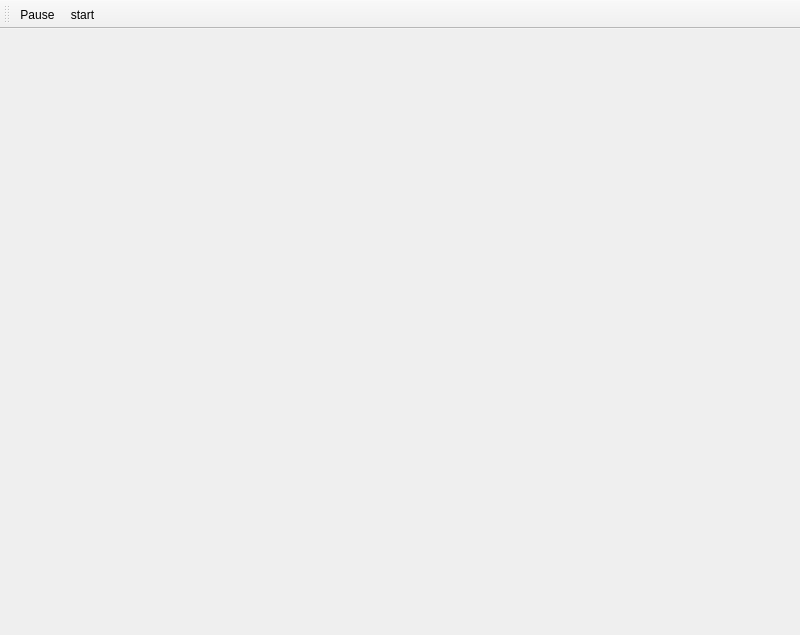
Before: the Qt Designer form A7-Parachutes/A7-Parachutes/gamewindow.ui in thePeterPan/CS3505-2016, drawn with Qt 5.
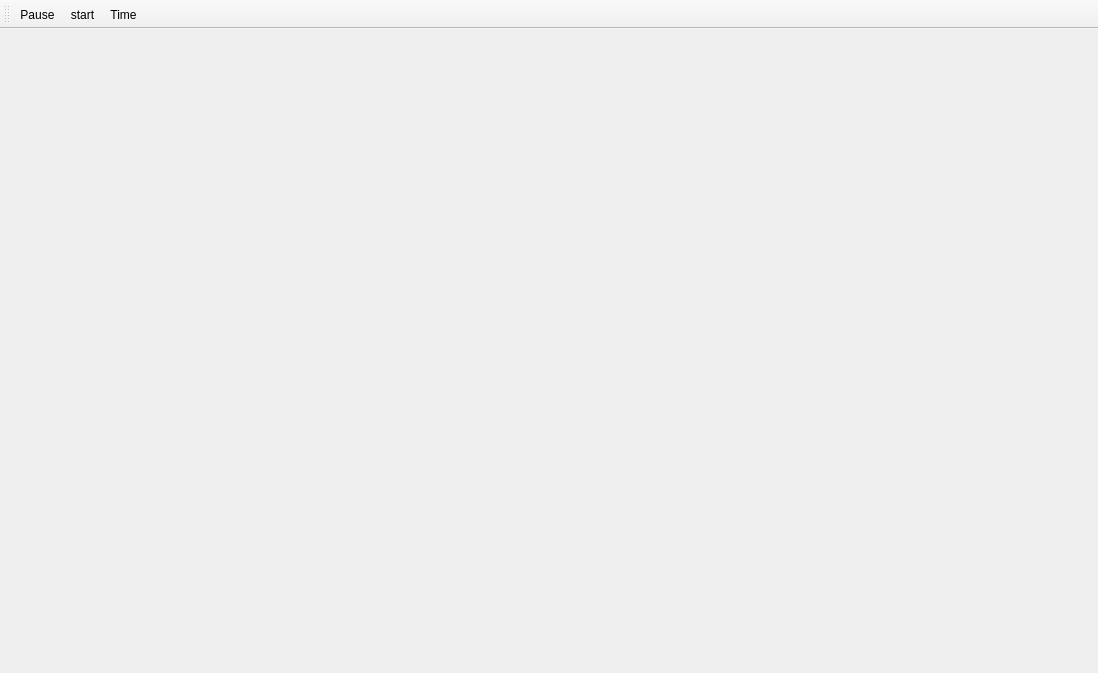
After: the same form once the commit is applied. Icons and pictures are not drawn.

Patch:
```diff
--- a/A7-Parachutes/A7-Parachutes/gamewindow.ui
+++ b/A7-Parachutes/A7-Parachutes/gamewindow.ui
@@ -6,8 +6,8 @@
    <rect>
     <x>0</x>
     <y>0</y>
-    <width>800</width>
-    <height>635</height>
+    <width>1098</width>
+    <height>673</height>
    </rect>
   </property>
   <property name="windowTitle">
@@ -62,6 +62,7 @@
    </attribute>
    <addaction name="actionPause"/>
    <addaction name="actionStart"/>
+   <addaction name="actionTime"/>
   </widget>
   <action name="actionPause">
    <property name="icon">
@@ -81,6 +82,11 @@
     <string>start</string>
    </property>
   </action>
+  <action name="actionTime">
+   <property name="text">
+    <string>Time</string>
+   </property>
+  </action>
  </widget>
  <resources>
   <include location="resources.qrc"/>
```
Left out of the diff: 10 changed lines with no effect on the pictures.
